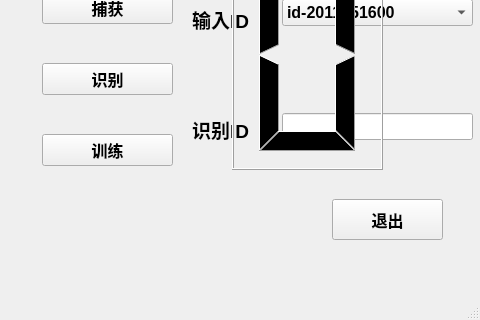
Before: the Qt Designer form imageIden/imageIden.ui in lcdsdream/my-gradution-project, drawn with Qt 5; both pictures show x 308 to 788 and y 130 to 450 of the 788 by 450 pixel window.
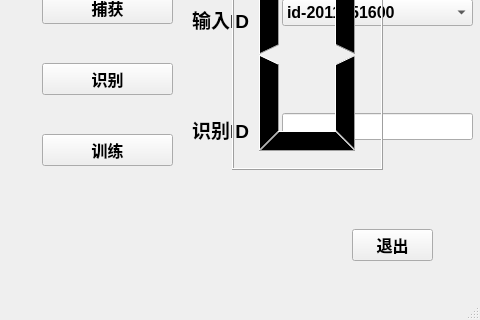
After: the same form once the commit is applied.

The edit to the form file:
```diff
--- a/imageIden/imageIden.ui
+++ b/imageIden/imageIden.ui
@@ -33,10 +33,10 @@
    <widget class="QPushButton" name="buttonQuit">
     <property name="geometry">
      <rect>
-      <x>640</x>
-      <y>300</y>
-      <width>111</width>
-      <height>41</height>
+      <x>660</x>
+      <y>330</y>
+      <width>81</width>
+      <height>32</height>
      </rect>
     </property>
     <property name="text">
```
Left out of the diff: 2 changed lines with no effect on the pictures.
